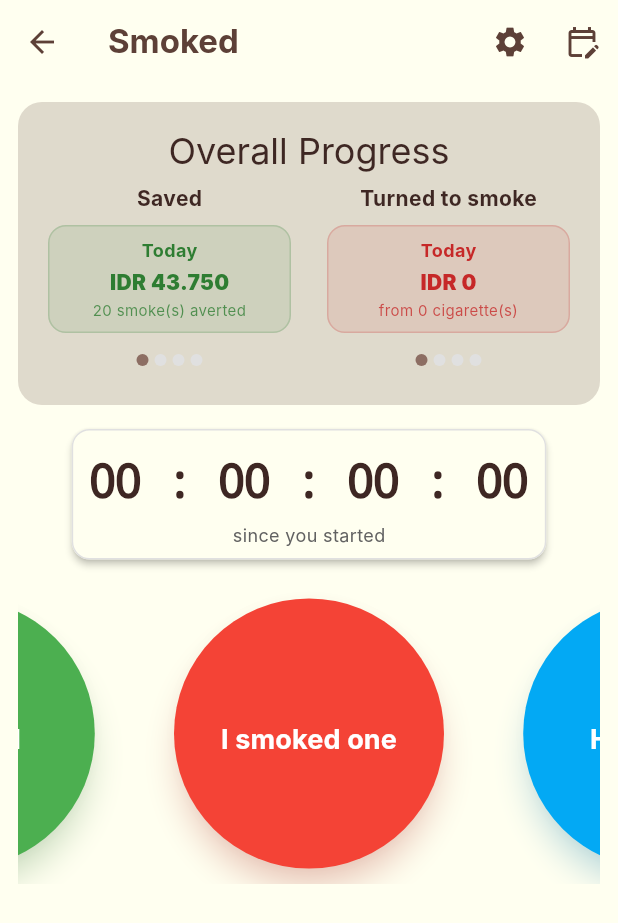
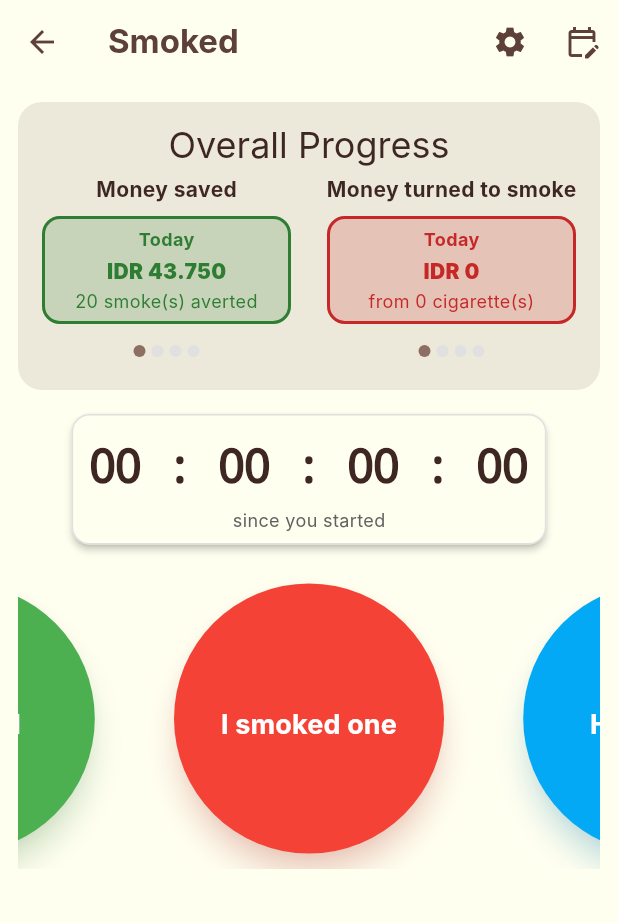
Before and after one commit to ryndaman/Smoked_app_1, a Flutter app: the LogScreen screen opened directly, on a phone screen of 412 x 824 dp. Shown: the top 923 px of the screen. Run offline on Flutter 3.47's test engine with Material 3 defaults, Android fonts, the phone set to English and light mode, and no system bars; our stand-ins replace csv, fl_chart, font_awesome_flutter, share_plus, shared_preferences; accounts and stored records are empty; Roboto replaces fonts that are missing (Inter); statements that could not run were skipped.

Commit message:
feat: revised financial_info_widget

```diff
--- a/lib/widgets/financial_info_widget.dart
+++ b/lib/widgets/financial_info_widget.dart
@@ -39,12 +39,12 @@ class _FinancialInfoState extends State<FinancialInfo> {
 
         // MODIFIED: The entire widget is now wrapped in a styled Container to create the frame
         return Container(
-            padding: const EdgeInsets.all(16.0),
+            padding: const EdgeInsets.all(12.0),
             decoration: BoxDecoration(
               color: Theme.of(context)
                   .colorScheme
                   .secondary
-                  .withAlpha(50), // Darker background frame
+                  .withAlpha(30), // Darker background frame
               borderRadius: BorderRadius.circular(16),
             ),
             child: Column(
@@ -57,7 +57,7 @@ class _FinancialInfoState extends State<FinancialInfo> {
                             .onSurface, // Use a readable color on the frame
                       ),
                 ),
-                const SizedBox(height: 6),
+                const SizedBox(height: 4),
                 Row(
                   mainAxisAlignment: MainAxisAlignment.spaceAround,
                   crossAxisAlignment: CrossAxisAlignment.start,
@@ -66,7 +66,7 @@ class _FinancialInfoState extends State<FinancialInfo> {
                     Expanded(
                       child: Column(
                         children: [
-                          Text("Saved",
+                          Text("Money saved",
                               style: TextStyle(
                                   color: Theme.of(context)
                                       .textTheme
@@ -114,7 +114,7 @@ class _FinancialInfoState extends State<FinancialInfo> {
                     Expanded(
                       child: Column(
                         children: [
-                          Text("Turned to smoke",
+                          Text("Money turned to smoke",
                               style: TextStyle(
                                   color: Theme.of(context)
                                       .textTheme
@@ -211,11 +211,11 @@ class _StatCard extends StatelessWidget {
   @override
   Widget build(BuildContext context) {
     return Card(
-      color: color.withAlpha(25),
+      color: color.withAlpha(50),
       elevation: 0,
       shape: RoundedRectangleBorder(
         borderRadius: BorderRadius.circular(12),
-        side: BorderSide(color: color.withAlpha(50)),
+        side: BorderSide(color: color.withAlpha(255), width: 2.0),
       ),
       child: Padding(
         padding: const EdgeInsets.symmetric(horizontal: 8.0, vertical: 4.0),
@@ -244,7 +244,7 @@ class _StatCard extends StatelessWidget {
               child: Text(
                 subtitle,
                 textAlign: TextAlign.center,
-                style: TextStyle(fontSize: 10, color: color.withAlpha(200)),
+                style: TextStyle(fontSize: 12, color: color.withAlpha(255)),
               ),
             ),
           ],
```
